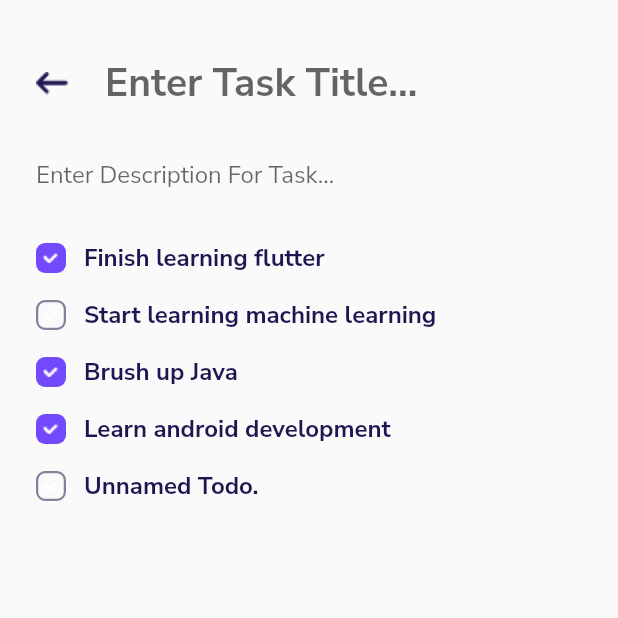
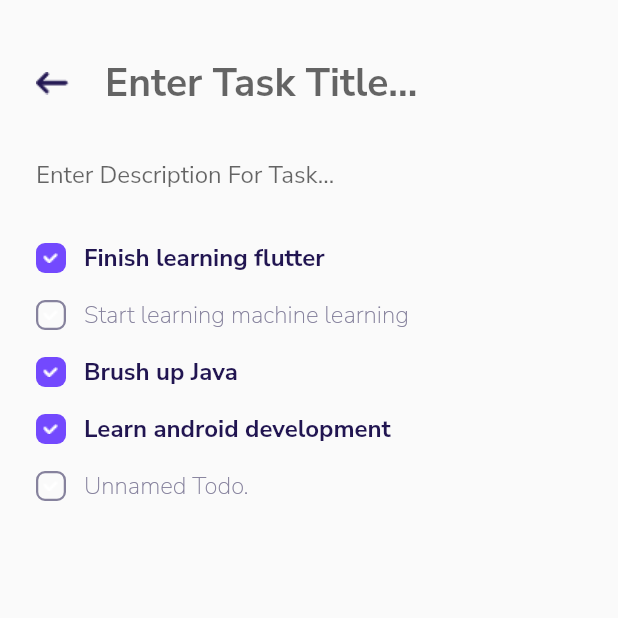
Before and after one commit to maneesha14w/flutter_todo_app, a Flutter app: the TaskPage screen opened directly, on a phone screen of 412 x 824 dp, the top half of it. Run offline on Flutter 3.47's test engine with Material 2 defaults, Android fonts, the phone set to English and light mode, and no system bars; our stand-ins replace google_fonts.

Commit message:
adjusted colors.

```diff
--- a/lib/widgets.dart
+++ b/lib/widgets.dart
@@ -83,9 +83,9 @@ class TodoWidget extends StatelessWidget {
           Text(
             text ?? "Unnamed Todo.",
             style: TextStyle(
-              color: Color(0xFF211551),
+              color: isDone ? Color(0xFF211551): Color(0xFF86829D),
               fontSize: 16.0,
-              fontWeight: FontWeight.bold,
+              fontWeight: isDone ? FontWeight.bold : FontWeight.w100,
             ),
           ),
         ],
```
